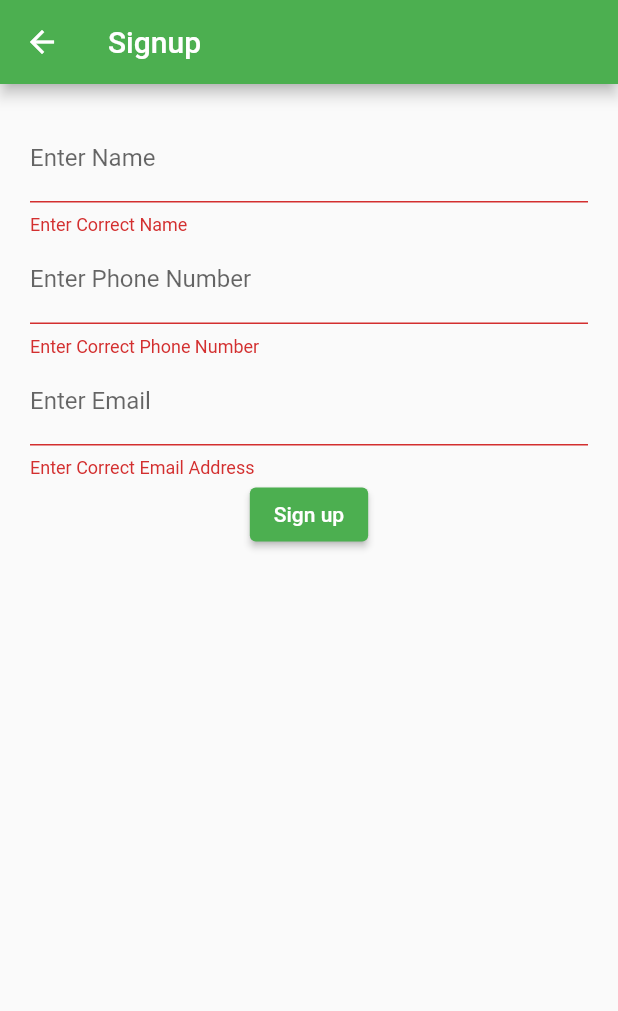
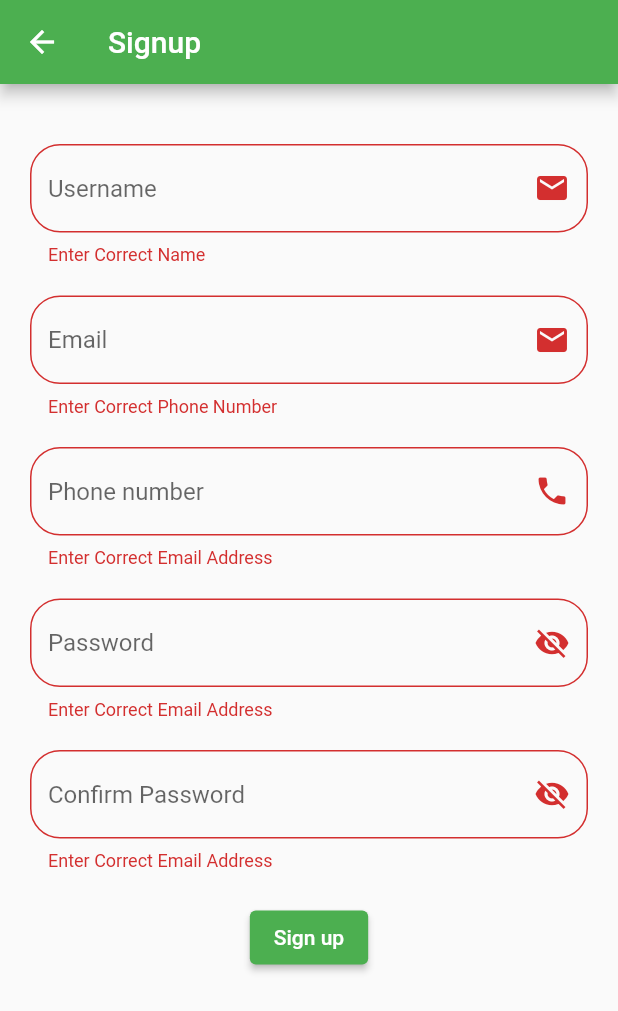
Before and after one commit to kapil0408/SUYATI_FLUTTER_TRAINING, a Flutter app: the Signup screen opened directly, after a tap on "Sign up", on a phone screen of 412 x 824 dp. Shown: the top 1011 px of the screen. Run offline on Flutter 3.47's test engine with Material 2 defaults, Android fonts, the phone set to English and light mode, and no system bars.

Commit message:
Change UI in Signup page

```diff
--- a/lib/Signup.dart
+++ b/lib/Signup.dart
@@ -19,8 +19,16 @@ class _SignupState extends State<Signup> {
           child: Form(
             key: formKey, //key for form
             child: Column(children: [
+              const SizedBox(
+                    height: 20.0,
+                  ),
               TextFormField(
-                decoration: const InputDecoration(labelText: 'Enter Name'),
+                decoration:  InputDecoration(
+                  hintText: "Username",
+                  suffixIcon: const Icon(Icons.email),
+                  border: OutlineInputBorder(
+                    borderRadius: BorderRadius.circular(20.0)),
+                  ),
                 validator: (value) {
                   if (value!.isEmpty ||
                       !RegExp(r'^[a-z A-Z]+$').hasMatch(value)) {
@@ -31,9 +39,17 @@ class _SignupState extends State<Signup> {
                   }
                 },
               ),
+
+              const SizedBox(
+                    height: 20.0,
+                  ),
+
               TextFormField(
-                decoration:
-                    const InputDecoration(labelText: 'Enter Phone Number'),
+                decoration: InputDecoration(
+                  hintText: "Email",
+                  suffixIcon: const Icon(Icons.email),
+                  border: OutlineInputBorder(borderRadius: BorderRadius.circular(20.0)),
+                ),
                 validator: (value) {
                   if (value!.isEmpty ||
                       !RegExp(r'^[+]*[(]{0,1}[0-9]{1,4}[)]{0,1}[-\s\./0-9]*$')
@@ -45,8 +61,17 @@ class _SignupState extends State<Signup> {
                   }
                 },
               ),
+
+              const SizedBox(
+                    height: 20.0,
+                  ),
+
               TextFormField(
-                decoration: const InputDecoration(labelText: 'Enter Email'),
+                decoration: InputDecoration(
+                  hintText: "Phone number",
+                  suffixIcon: const Icon(Icons.phone),
+                  border: OutlineInputBorder(borderRadius: BorderRadius.circular(20.0)),
+                ),
                 validator: (value) {
                   if (value!.isEmpty ||
                       !RegExp(r'^[\w-\.]+@([\w-]+\.)+[\w-]{2,4}$')
@@ -58,6 +83,55 @@ class _SignupState extends State<Signup> {
                   }
                 },
               ),
+
+              const SizedBox(
+                    height: 20.0,
+                  ),
+
+              TextFormField(
+                decoration: InputDecoration(
+                  hintText: "Password",
+                  suffixIcon: const Icon(Icons.visibility_off),
+                  border: OutlineInputBorder(borderRadius: BorderRadius.circular(20.0)),
+                ),
+                validator: (value) {
+                  if (value!.isEmpty ||
+                      !RegExp(r'^[\w-\.]+@([\w-]+\.)+[\w-]{2,4}$')
+                          .hasMatch(value)) {
+                    //r'^[0-9]{10}$' pattern plain match number with length 10
+                    return "Enter Correct Email Address";
+                  } else {
+                    return null;
+                  }
+                },
+              ),
+
+              const SizedBox(
+                    height: 20.0,
+                  ),
+
+              TextFormField(
+                decoration: InputDecoration(
+                  hintText: "Confirm Password",
+                  suffixIcon: const Icon(Icons.visibility_off),
+                  border: OutlineInputBorder(borderRadius: BorderRadius.circular(20.0)),
+                ),
+                validator: (value) {
+                  if (value!.isEmpty ||
+                      !RegExp(r'^[\w-\.]+@([\w-]+\.)+[\w-]{2,4}$')
+                          .hasMatch(value)) {
+                    //r'^[0-9]{10}$' pattern plain match number with length 10
+                    return "Enter Correct Email Address";
+                  } else {
+                    return null;
+                  }
+                },
+              ),
+
+              const SizedBox(
+                    height: 20.0,
+                  ),
+
               ElevatedButton(
                   onPressed: () {
                     if (formKey.currentState!.validate()) {
--- a/lib/constant.dart
+++ b/lib/constant.dart
@@ -4,5 +4,4 @@ class Constants
    static const String checkValidEmail = "Please enter valid email";
    static const String checkEmptyPassword = "Please enter password";
    static const String checkPasswordLength = "Please enter password between 6 to 10 alphaets";
-
 }
```
